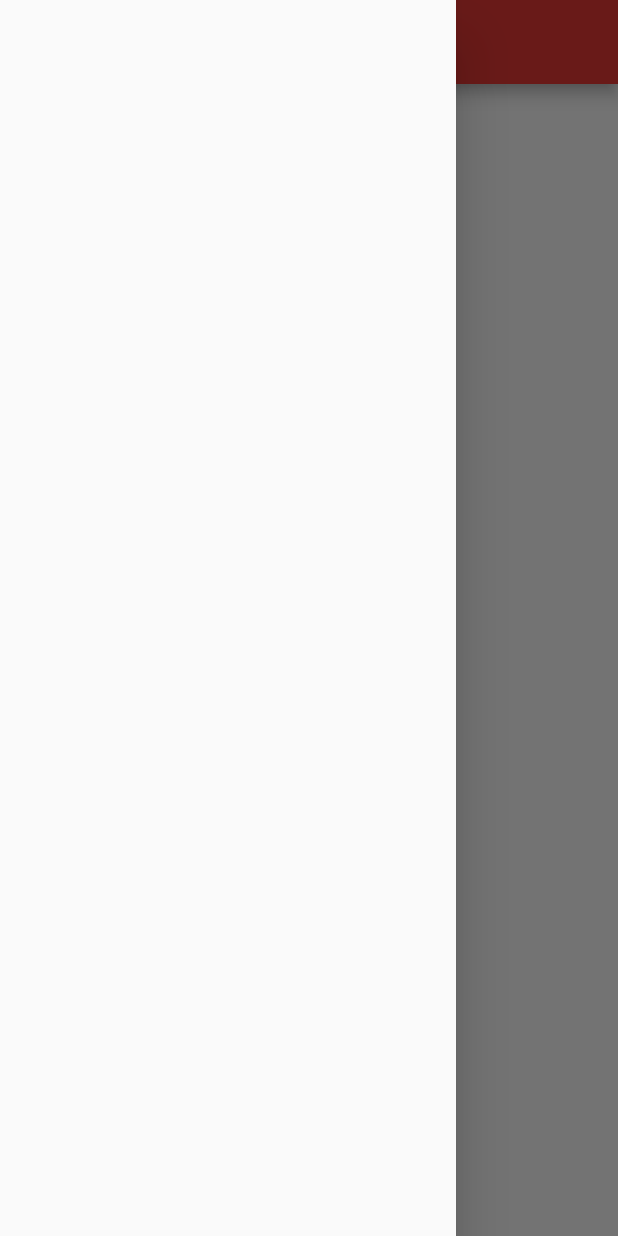
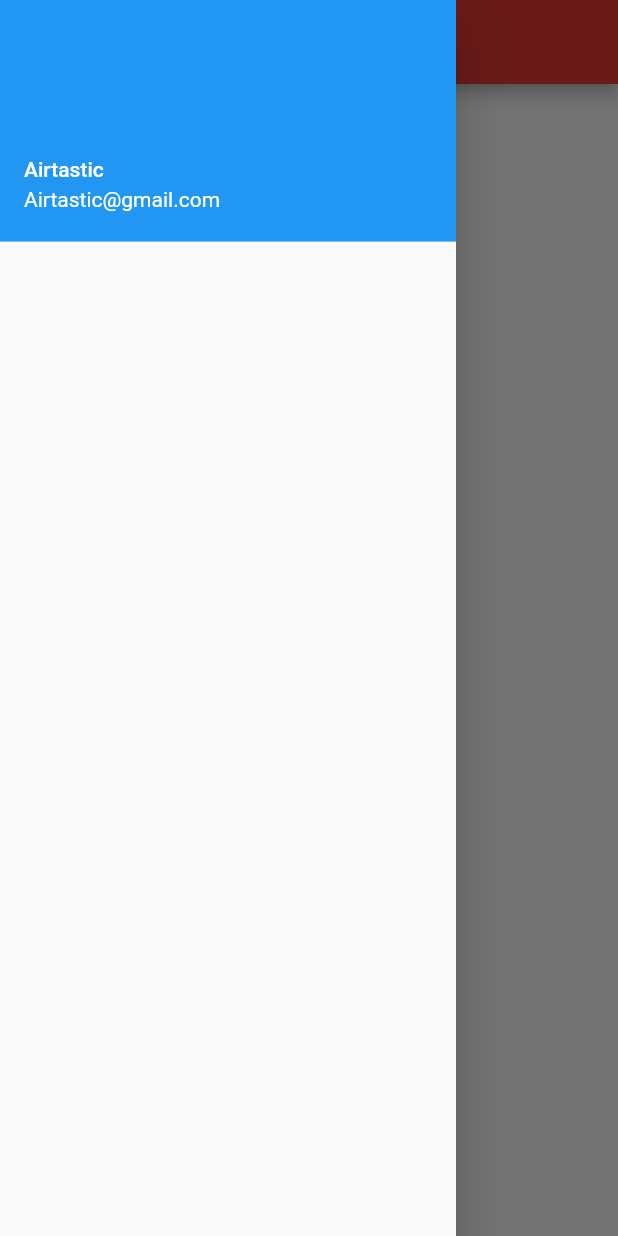
Before and after one commit to gekkegerard/airtastic, a Flutter app: the screen it shows after launch, with the side drawer open, on a phone screen of 412 x 824 dp. Run offline on Flutter 3.47's test engine with Material 2 defaults, Android fonts, the phone set to English and light mode, and no system bars.

Commit message:
navbar progress

```diff
--- a/lib/nav_bar.dart
+++ b/lib/nav_bar.dart
@@ -6,7 +6,15 @@ class nav_bar extends StatelessWidget {
   @override
   Widget build(BuildContext context) {
     return Drawer(
-
+      child: ListView(
+        children: [
+          UserAccountsDrawerHeader(
+            accountName: Text('Airtastic'),
+            accountEmail: Text('Airtastic@gmail.com'),
+            //https://www.youtube.com/watch?v=SLR8U55FpFQ
+          )
+        ],
+      ),
     );
   }
 }
```
